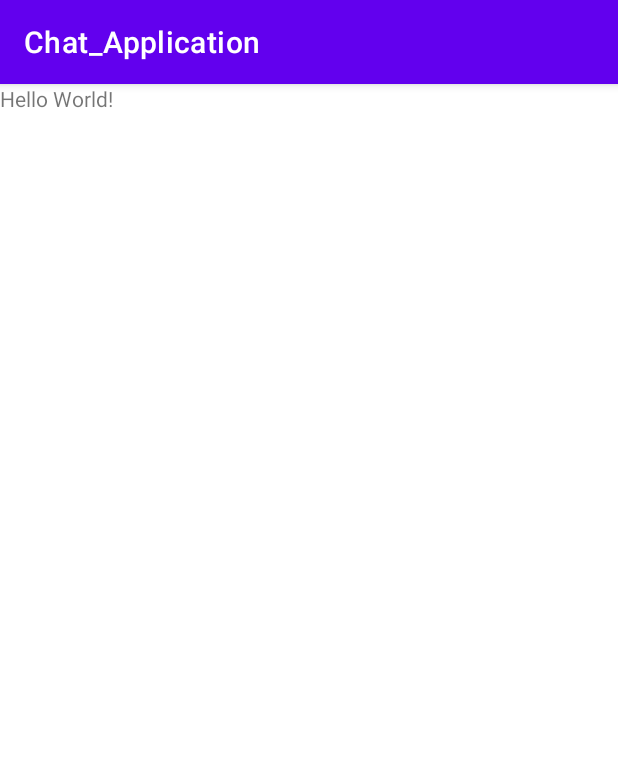
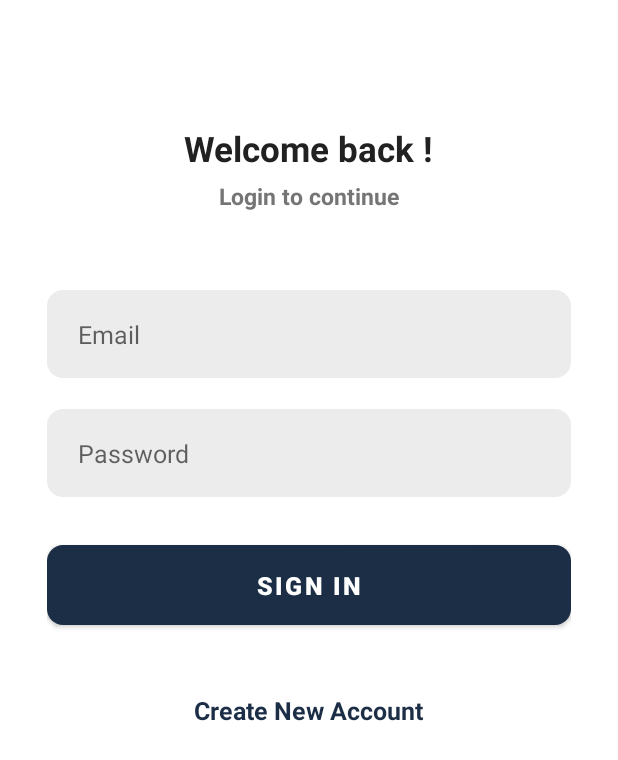
Before and after one commit to zumi2013/ChatApplication, an Android app: the screen it shows after launch (MainActivity before the commit, SigninActivity after it), on a phone screen of 412 x 824 dp. Shown: the top 760 px of the screen. Run offline under Robolectric (Android 15) with nearby library versions, the phone set to English and light mode, and no system bars; our stand-ins replace sdp/ssp sizes.

Commit message:
Signup and signin UI Design

```diff
--- /dev/null
+++ b/app/src/main/java/com/poc/chat_application/activities/SigninActivity.java
@@ -0,0 +1,29 @@
+package com.poc.chat_application.activities;
+
+import androidx.appcompat.app.AppCompatActivity;
+
+import android.content.Intent;
+import android.os.Bundle;
+
+import com.poc.chat_application.R;
+import com.poc.chat_application.databinding.ActivitySignInBinding;
+
+public class SigninActivity extends AppCompatActivity {
+
+
+    private ActivitySignInBinding binding;
+
+    @Override
+    protected void onCreate(Bundle savedInstanceState) {
+        super.onCreate(savedInstanceState);
+        binding = ActivitySignInBinding.inflate(getLayoutInflater());
+        setContentView(binding.getRoot());
+        setListeners();
+    }
+
+    private void setListeners() {
+
+        binding.textCreateNewAccount.setOnClickListener(v -> startActivity(new Intent(getApplicationContext(), SignUpActivity.class)));
+    }
+
+}
--- /dev/null
+++ b/app/src/main/res/drawable/background_input.xml
@@ -0,0 +1,7 @@
+<?xml version="1.0" encoding="utf-8"?>
+<shape xmlns:android="http://schemas.android.com/apk/res/android"
+    android:shape="rectangle">
+    <solid android:color="@color/input_background"/>
+    <corners android:radius="@dimen/_8sdp"/>
+
+</shape>
--- /dev/null
+++ b/app/src/main/res/layout/activity_sign_in.xml
@@ -0,0 +1,99 @@
+<?xml version="1.0" encoding="utf-8"?>
+<ScrollView xmlns:android="http://schemas.android.com/apk/res/android"
+    xmlns:app="http://schemas.android.com/apk/res-auto"
+    xmlns:tools="http://schemas.android.com/tools"
+    android:layout_width="match_parent"
+    android:layout_height="match_parent"
+    android:clipToPadding="false"
+    android:overScrollMode="never"
+    android:padding="@dimen/_24sdp"
+    android:scrollbars="none"
+    tools:context=".activities.SigninActivity">
+
+    <LinearLayout
+        android:layout_width="match_parent"
+        android:layout_height="wrap_content"
+        android:gravity="center_horizontal"
+        android:orientation="vertical">
+
+        <TextView
+            android:layout_width="wrap_content"
+            android:layout_height="wrap_content"
+            android:layout_marginTop="@dimen/_40sdp"
+            android:text="@string/welcome_back"
+            android:textColor="@color/primary_text"
+            android:textSize="@dimen/_18ssp"
+            android:textStyle="bold" />
+
+        <TextView
+            android:layout_width="wrap_content"
+            android:layout_height="wrap_content"
+            android:layout_marginTop="@dimen/_4sdp"
+            android:text="@string/login_to_continue"
+            android:textColor="@color/secondary_text"
+            android:textSize="@dimen/_12ssp"
+            android:textStyle="bold" />
+
+
+        <EditText
+            android:id="@+id/inputEmail"
+            android:layout_width="match_parent"
+            android:layout_height="@dimen/_45sdp"
+            android:layout_marginTop="@dimen/_40sdp"
+            android:background="@drawable/background_input"
+            android:hint="@string/email"
+            android:imeOptions="actionNext"
+            android:importantForAutofill="no"
+            android:inputType="textEmailAddress"
+            android:paddingStart="@dimen/_16sdp"
+            android:paddingEnd="@dimen/_16sdp"
+            android:textColor="@color/primary_text"
+            android:textSize="@dimen/_13ssp"
+
+            />
+
+
+        <EditText
+            android:id="@+id/inputPassword"
+            android:layout_width="match_parent"
+            android:layout_height="@dimen/_45sdp"
+            android:layout_marginTop="@dimen/_16sdp"
+            android:background="@drawable/background_input"
+            android:hint="@string/password"
+            android:imeOptions="actionDone"
+            android:importantForAutofill="no"
+            android:inputType="textPassword"
+            android:paddingStart="@dimen/_16sdp"
+            android:paddingEnd="@dimen/_16sdp"
+            android:textColor="@color/primary_text"
+            android:textSize="@dimen/_13ssp"
+
+            />
+
+
+        <com.google.android.material.button.MaterialButton
+            android:id="@+id/buttonSignIn"
+            android:layout_width="match_parent"
+            android:layout_height="@dimen/_50sdp"
+            android:layout_marginTop="@dimen/_20sdp"
+            android:text="@string/sign_in"
+            android:textColor="@color/white"
+            android:textSize="@dimen/_13ssp"
+            android:textStyle="bold"
+            app:cornerRadius="@dimen/_8sdp" />
+
+
+        <TextView
+            android:id="@+id/textCreateNewAccount"
+            android:layout_width="wrap_content"
+            android:layout_height="wrap_content"
+            android:layout_marginTop="@dimen/_30sdp"
+            android:text="@string/create_new_account"
+            android:textColor="@color/primary"
+            android:textSize="@dimen/_13ssp"
+            android:textStyle="bold" />
+
+
+    </LinearLayout>
+
+</ScrollView>
--- a/app/src/main/res/values-night/themes.xml
+++ b/app/src/main/res/values-night/themes.xml
@@ -1,16 +1,6 @@
 <resources xmlns:tools="http://schemas.android.com/tools">
-    <!-- Base application theme. -->
-    <style name="Theme.Chat_Application" parent="Theme.MaterialComponents.DayNight.DarkActionBar">
-        <!-- Primary brand color. -->
-        <item name="colorPrimary">@color/purple_200</item>
-        <item name="colorPrimaryVariant">@color/purple_700</item>
-        <item name="colorOnPrimary">@color/black</item>
-        <!-- Secondary brand color. -->
-        <item name="colorSecondary">@color/teal_200</item>
-        <item name="colorSecondaryVariant">@color/teal_200</item>
-        <item name="colorOnSecondary">@color/black</item>
-        <!-- Status bar color. -->
-        <item name="android:statusBarColor" tools:targetApi="l">?attr/colorPrimaryVariant</item>
-        <!-- Customize your theme here. -->
+    <style name="Theme.Chat_Application" parent="Theme.MaterialComponents.DayNight.NoActionBar">
+        <item name="colorPrimary">@color/primary</item>
+        <item name="android:statusBarColor" tools:targetApi="l">@color/primary</item>
     </style>
 </resources>
--- a/app/src/main/res/values/colors.xml
+++ b/app/src/main/res/values/colors.xml
@@ -1,10 +1,12 @@
 <?xml version="1.0" encoding="utf-8"?>
 <resources>
-    <color name="purple_200">#FFBB86FC</color>
-    <color name="purple_500">#FF6200EE</color>
-    <color name="purple_700">#FF3700B3</color>
-    <color name="teal_200">#FF03DAC5</color>
-    <color name="teal_700">#FF018786</color>
-    <color name="black">#FF000000</color>
-    <color name="white">#FFFFFFFF</color>
+    <color name="primary">#1C2E46</color>
+    <color name="primary_dark">#142232</color>
+    <color name="primary_text">#212121</color>
+    <color name="secondary_text">#757575</color>
+    <color name="white">#FFFFFF</color>
+    <color name="input_background">#ECECEC</color>
+    <color name="icon_background">#20FFFFFF</color>
+    <color name="error">#B00020</color>
+    <color name="received_message_background">#090D16</color>
 </resources>
--- a/app/src/main/res/values/strings.xml
+++ b/app/src/main/res/values/strings.xml
@@ -1,3 +1,13 @@
 <resources>
     <string name="app_name">Chat_Application</string>
+    <string name="login_to_continue">Login to continue</string>
+    <string name="welcome_back">Welcome back !</string>
+    <string name="email">Email</string>
+    <string name="password">Password</string>
+    <string name="sign_in">Sign In</string>
+    <string name="create_new_account">Create New Account</string>
+    <string name="add_image">Add Image</string>
+    <string name="name">Name</string>
+    <string name="confirm_password">Confirm Password</string>
+    <string name="sign_up">Sign Up</string>
 </resources>
--- a/app/src/main/res/values/themes.xml
+++ b/app/src/main/res/values/themes.xml
@@ -1,16 +1,7 @@
 <resources xmlns:tools="http://schemas.android.com/tools">
-    <!-- Base application theme. -->
-    <style name="Theme.Chat_Application" parent="Theme.MaterialComponents.DayNight.DarkActionBar">
-        <!-- Primary brand color. -->
-        <item name="colorPrimary">@color/purple_500</item>
-        <item name="colorPrimaryVariant">@color/purple_700</item>
-        <item name="colorOnPrimary">@color/white</item>
-        <!-- Secondary brand color. -->
-        <item name="colorSecondary">@color/teal_200</item>
-        <item name="colorSecondaryVariant">@color/teal_700</item>
-        <item name="colorOnSecondary">@color/black</item>
-        <!-- Status bar color. -->
-        <item name="android:statusBarColor" tools:targetApi="l">?attr/colorPrimaryVariant</item>
-        <!-- Customize your theme here. -->
+
+    <style name="Theme.Chat_Application" parent="Theme.MaterialComponents.DayNight.NoActionBar">
+        <item name="colorPrimary">@color/primary</item>
+        <item name="android:statusBarColor" tools:targetApi="l">@color/primary</item>
     </style>
 </resources>
```
Also changed, not shown: app/build.gradle (+16 -0 lines), app/src/main/AndroidManifest.xml (+10 -2 lines), app/src/main/java/com/poc/chat_application/activities/SignUpActivity.java (added, +30 -0 lines), app/src/main/res/drawable/background_image.xml (added, +8 -0 lines), app/src/main/res/layout/activity_sign_up.xml (added, +147 -0 lines).
